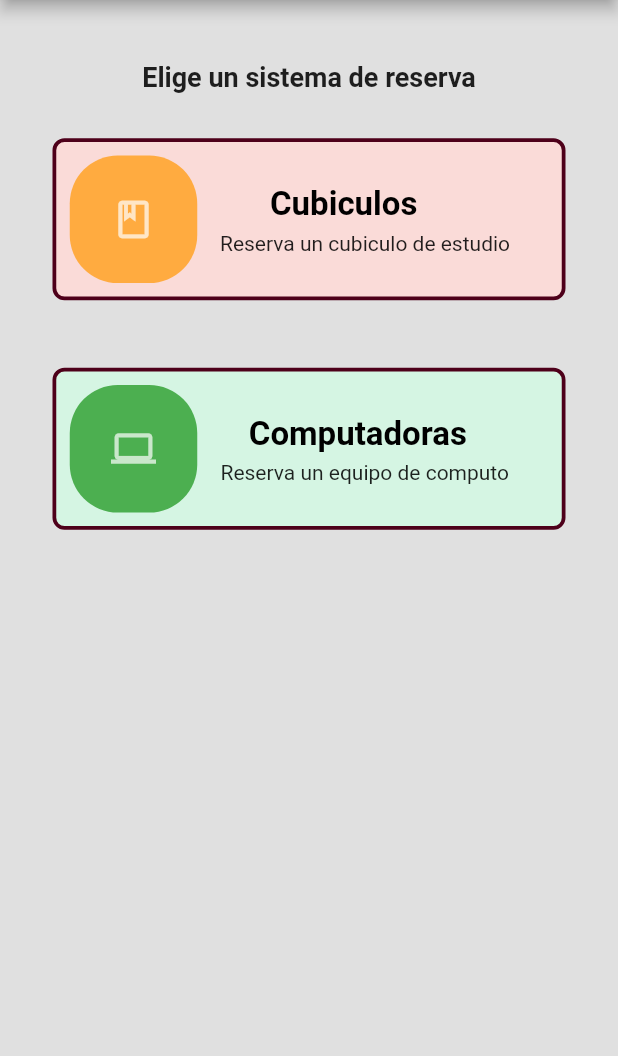
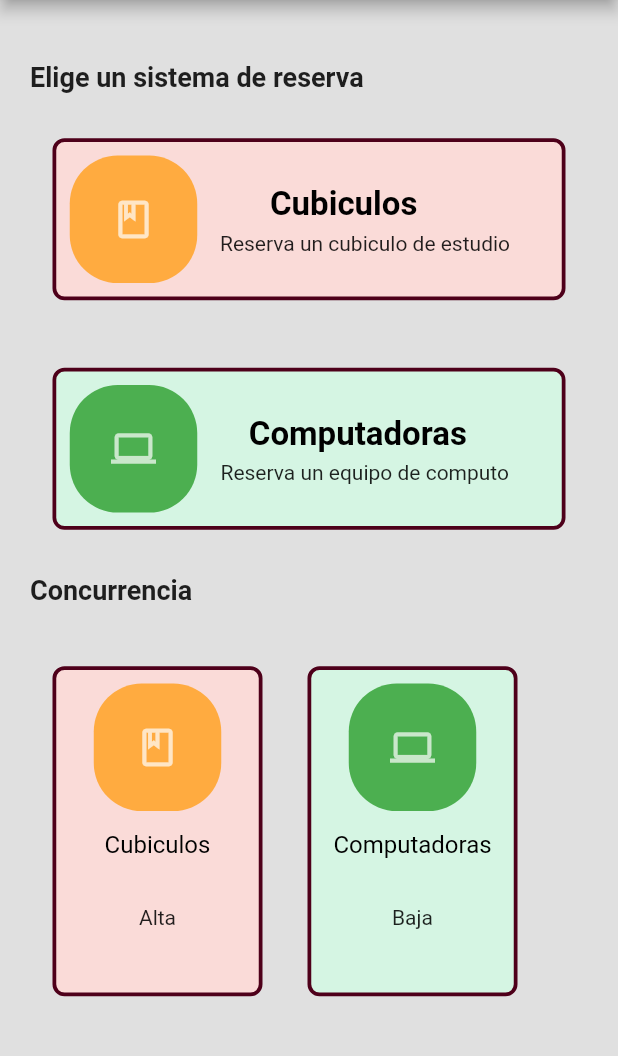
Before and after one commit to JDaniel1919/reserva_cae, a Flutter app: the screen it shows after launch, on a phone screen of 412 x 824 dp, the part 84-1140 px from its top. Run offline on Flutter 3.47's test engine with Material 2 defaults, Android fonts, the phone set to English and light mode, and no system bars; our stand-ins replace splashscreen.

Commit message:
V0.1.4 - Principal Terminada

```diff
--- a/lib/Pantallas/Principal.dart
+++ b/lib/Pantallas/Principal.dart
@@ -28,11 +28,13 @@ class _PrincipalState extends State<Principal> {
                 MediaQuery.of(context).size.height * 0.05),
             child: Column(
               children: <Widget>[
-                const Text('Elige un sistema de reserva',
-                    style:
-                        TextStyle(fontWeight: FontWeight.bold,
-                        fontSize: 18.0)
-                        ),
+                Align(
+                  alignment: Alignment.centerLeft,
+                  child: Text('Elige un sistema de reserva',
+                      textAlign: TextAlign.end,
+                      style: TextStyle(
+                          fontWeight: FontWeight.bold, fontSize: 18.0)),
+                ),
                 SizedBox(
                   height: 15,
                 ),
@@ -55,6 +57,39 @@ class _PrincipalState extends State<Principal> {
                     Color(0xffd5f5e3),
                     Colors.green,
                     Color(0xff4e001a)),
+                SizedBox(
+                  height: 15,
+                ),
+                Align(
+                  alignment: Alignment.centerLeft,
+                  child: Text('Concurrencia',
+                      textAlign: TextAlign.end,
+                      style: TextStyle(
+                          fontWeight: FontWeight.bold, fontSize: 18.0)),
+                ),
+                SizedBox(
+                  height: 25,
+                ),
+                Row(
+                  children: [
+                    Concurrencia(
+                        context,
+                        "Alta",
+                        "Cubiculos",
+                        Icons.book_outlined,
+                        Color(0xfffadbd8),
+                        Colors.orangeAccent,
+                        Color(0xff4e001a)),
+                    Concurrencia(
+                        context,
+                        "Baja",
+                        "Computadoras",
+                        Icons.computer_outlined,
+                        Color(0xffd5f5e3),
+                        Colors.green,
+                        Color(0xff4e001a)),
+                  ],
+                )
               ],
             )),
       ),
--- a/lib/Widgets/reusable_widgets.dart
+++ b/lib/Widgets/reusable_widgets.dart
@@ -109,30 +109,6 @@ Container InicioSesionButton(
   );
 }
 
-class BotonMenu extends StatelessWidget {
-  const BotonMenu({Key? key}) : super(key: key);
-
-  @override
-  Widget build(BuildContext context) {
-    return GestureDetector(
-      // When the child is tapped, show a snackbar.
-      onTap: () {
-        const snackBar = SnackBar(content: Text('Tap'));
-        ScaffoldMessenger.of(context).showSnackBar(snackBar);
-      },
-      // The custom button
-      child: Container(
-        padding: const EdgeInsets.all(15.0),
-        decoration: BoxDecoration(
-          color: Color.fromARGB(255, 219, 149, 102),
-          borderRadius: BorderRadius.circular(8.0),
-        ),
-        child: const Text('My Button'),
-      ),
-    );
-  }
-}
-
 GestureDetector BotonPrinc(
     BuildContext context,
     String TextoPrinc,
@@ -209,3 +185,62 @@ GestureDetector BotonPrinc(
     ),
   );
 }
+
+Container Concurrencia(BuildContext context, String TextoPrinc, String TextoSec,
+    IconData icon, Color ColorBoton, Color ColorIcon, Color ColorBorder) {
+  return Container(
+    width: 140.0,
+    height: 220.0,
+    padding: const EdgeInsets.all(6.0),
+    margin: const EdgeInsets.all(15.0),
+    decoration: BoxDecoration(
+      color: ColorBoton,
+      border: Border.all(color: ColorBorder, width: 2.5),
+      borderRadius: BorderRadius.circular(8.0),
+    ),
+    child: Column(
+      children: <Widget>[
+        Container(
+          child: Center(
+            child: Icon(
+              icon,
+              color: Colors.white70,
+              size: 30,
+            ),
+          ),
+          margin: const EdgeInsets.all(3.0),
+          padding: const EdgeInsets.all(1.0),
+          alignment: Alignment.centerLeft,
+          decoration: ShapeDecoration(
+              color: ColorIcon,
+              shape: RoundedRectangleBorder(
+                borderRadius: BorderRadius.circular(32.0),
+              )),
+          width: 85.0,
+          height: 85.0,
+        ),
+        SizedBox(
+          height: 10,
+        ),
+        Align(
+          alignment: Alignment.topCenter,
+          child: Text(
+            TextoSec,
+            style: TextStyle(color: Colors.black, fontSize: 16),
+          ),
+          widthFactor: 0,
+          heightFactor: 0,
+        ),
+        SizedBox(
+          height: 50,
+        ),
+        Align(
+          alignment: Alignment.topCenter,
+          child: Text(TextoPrinc),
+          widthFactor: 0,
+          heightFactor: 0,
+        ),
+      ],
+    ),
+  );
+}
```
